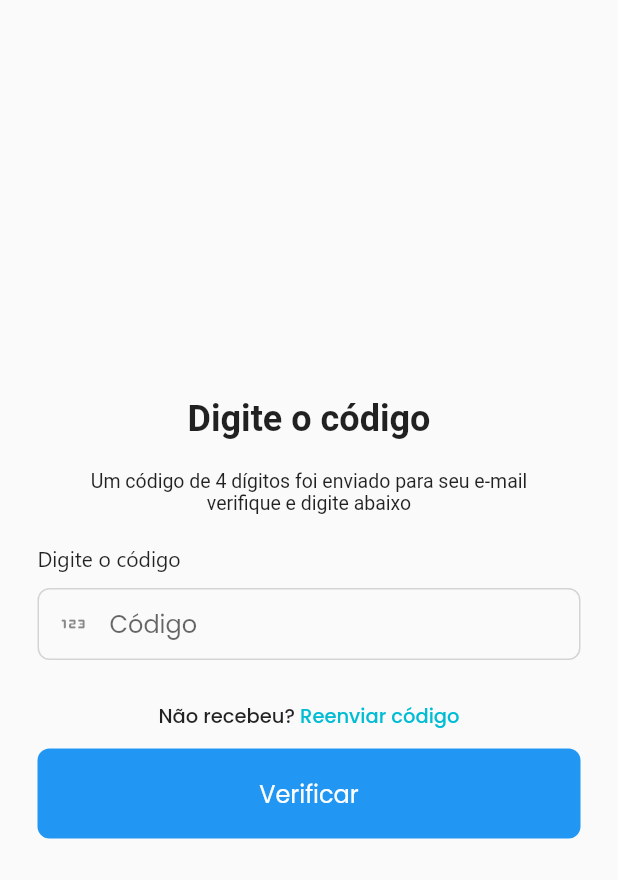
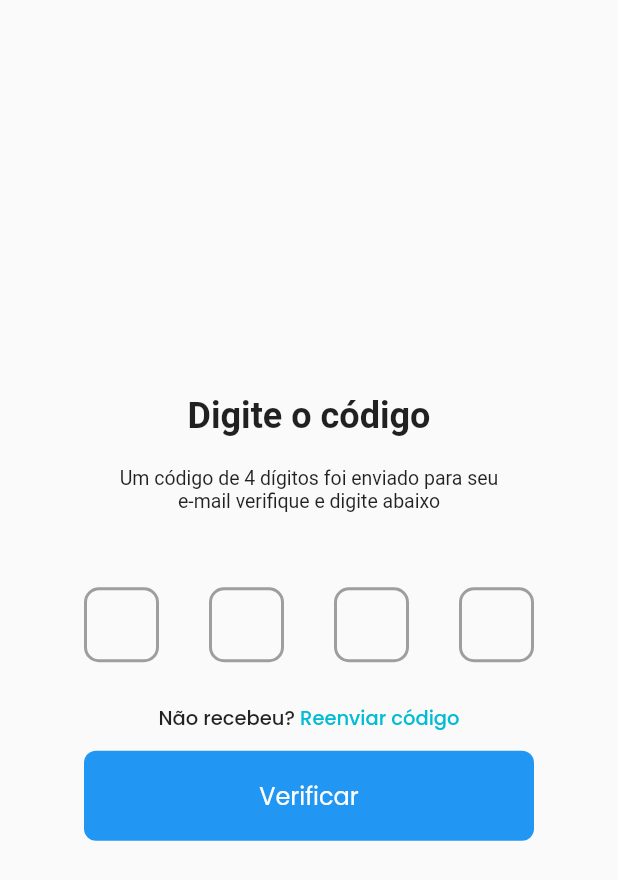
Before and after one commit to LAMPI-Oficial/Easy-Flow, a Flutter app: the screen it shows after launch, on a phone screen of 412 x 824 dp. Shown: the top 880 px of the screen. Run offline on Flutter 3.47's test engine with Material 2 defaults, Android fonts, the phone set to English and light mode, and no system bars; drawn by our look-alikes of pin_code_fields; our stand-ins replace auto_size_text, get, result_dart; missing offline and left inert: stylish_dialog; accounts and stored records are empty; Roboto replaces fonts that are missing (Segoe UI).

Commit message:
[FE.1.4] - Correção do campo de código

```diff
--- a/lib/layers/modules/forgot_password/forgot_password_controller.dart
+++ b/lib/layers/modules/forgot_password/forgot_password_controller.dart
@@ -10,6 +10,6 @@ ForgotPasswordController(this._repository);
 final formKey = GlobalKey<FormState>();
 
 final emailTextController = TextEditingController();
-
+final codeTextController = TextEditingController();
 
 }
--- a/lib/layers/modules/forgot_password/pages/code_forgot_password_page.dart
+++ b/lib/layers/modules/forgot_password/pages/code_forgot_password_page.dart
@@ -1,22 +1,26 @@
 import 'package:easyflow/layers/modules/forgot_password/forgot_password_controller.dart';
 import 'package:flutter/material.dart';
+import 'package:flutter/services.dart';
 import 'package:get/get.dart';
+import 'package:pin_code_fields/pin_code_fields.dart';
 
 import '../../../widgets/text_field_widget.dart';
 
 class CodeForgotPasswordPage extends GetView<ForgotPasswordController> {
   const CodeForgotPasswordPage({super.key});
 
-
   @override
   Widget build(BuildContext context) {
-
     return Scaffold(
         body: SafeArea(
             child: Form(
       key: controller.formKey,
+      child: Container(
+        alignment: AlignmentDirectional.center,
         child: Padding(
           padding: const EdgeInsets.all(25.0),
+          child: SizedBox(
+            width: 300,
             child: Column(
               mainAxisAlignment: MainAxisAlignment.center,
               children: [
@@ -43,23 +47,34 @@ class CodeForgotPasswordPage extends GetView<ForgotPasswordController> {
                     ),
                   ),
                 ),
-                    TextFieldWidget(
-                      label: "Digite o código",
-                      hintText: "Código",
-                      controller: controller.emailTextController,
-                      keyboardType: TextInputType.name,
-                      prefixIcon: const Icon(Icons.onetwothree_rounded),
-                      textInputAction: TextInputAction.next,
-                      autovalidateMode: AutovalidateMode.onUserInteraction,
+                Padding(
+                  padding: const EdgeInsets.only(top: 30),
+                  child: PinCodeTextField(
+                    controller: controller.codeTextController,
+                    appContext: context,
+                    cursorColor: Colors.blueAccent,
+                    keyboardType: TextInputType.number,
+                    pinTheme: PinTheme(
+                      activeColor: Colors.blue,
+                      selectedColor: Colors.blue,
+                      inactiveColor: Colors.grey,
+                      shape: PinCodeFieldShape.box,
+                      fieldHeight: 50,
+                      fieldWidth: 50,
+                      borderRadius: BorderRadius.circular(10)
                     ),
-                    const Padding(
+                    length: 4,
+                    onChanged: (value) {},
+                  ),
+                ),
+                Padding(
                   padding: EdgeInsets.all(12.0),
                   child: SizedBox(
                     width: 320,
                     child: Row(
                       mainAxisAlignment: MainAxisAlignment.center,
                       children: [
-                            Text(
+                        const Text(
                           'Não recebeu?',
                           textAlign: TextAlign.center,
                           style: TextStyle(
@@ -68,15 +83,17 @@ class CodeForgotPasswordPage extends GetView<ForgotPasswordController> {
                             fontSize: 13,
                           ),
                         ),
-                            Text(
+                        GestureDetector(
+                          child: const Text(
                             ' Reenviar código',
                             textAlign: TextAlign.center,
                             style: TextStyle(
                                 fontFamily: "Poppins",
                                 fontWeight: FontWeight.w500,
                                 fontSize: 13,
-                                color: Colors.cyan
+                                color: Colors.cyan),
                           ),
+                          onTap: () {},
                         ),
                       ],
                     ),
@@ -98,6 +115,8 @@ class CodeForgotPasswordPage extends GetView<ForgotPasswordController> {
               ],
             ),
           ),
+        ),
+      ),
     )));
   }
 }
--- a/pubspec.yaml
+++ b/pubspec.yaml
@@ -39,6 +39,7 @@ dependencies:
   result_dart: ^1.0.5
   auto_size_text: ^3.0.0
   stylish_dialog: ^1.0.2
+  pin_code_fields: ^7.4.0
 
 
 dev_dependencies:
```
Lines whose indentation alone changed are shown as unchanged.
